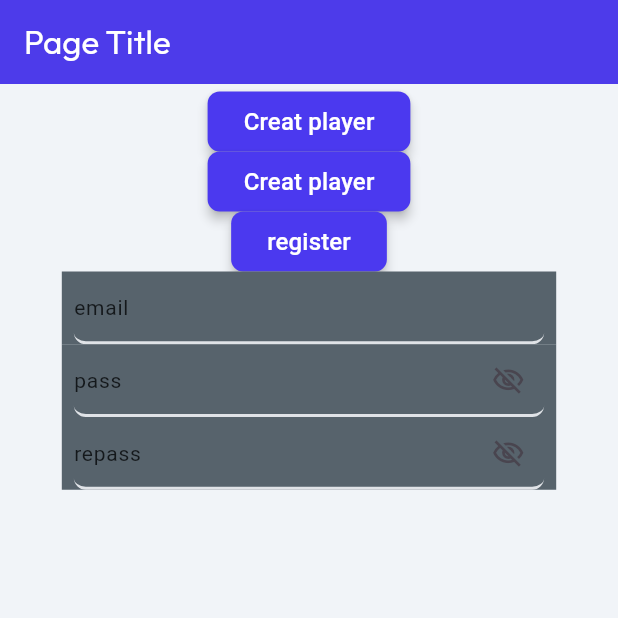
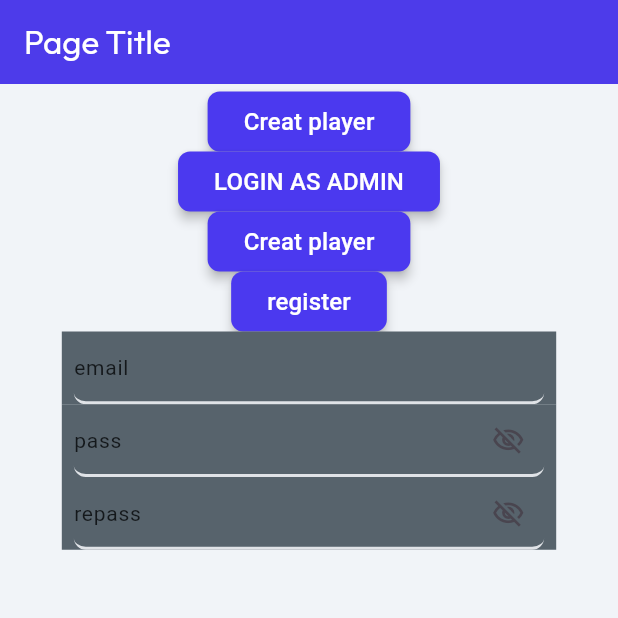
Before and after one commit to nikitakudinov/sprt, a Flutter app: the screen it shows after launch, on a phone screen of 412 x 824 dp, the top half of it. Run offline on Flutter 3.47's test engine with Material 3 defaults, Android fonts, the phone set to English and light mode, and no system bars; drawn by our look-alikes of auto_size_text; our stand-ins replace equatable, file_picker, font_awesome_flutter, from_css_color, go_router, google_fonts and 7 more; missing offline and left inert: json_path, mime_type; accounts and stored records are empty; network calls fail; Roboto replaces fonts that are missing (Readex Pro).

Commit message:
Updating to latest FlutterFlow output.

```diff
--- a/lib/pages/home_page/home_page_widget.dart
+++ b/lib/pages/home_page/home_page_widget.dart
@@ -135,6 +135,29 @@ class _HomePageWidgetState extends State<HomePageWidget> {
                   );
                 },
                 text: 'Creat player',
+                options: FFButtonOptions(
+                  height: 40.0,
+                  padding: const EdgeInsetsDirectional.fromSTEB(24.0, 0.0, 24.0, 0.0),
+                  iconPadding:
+                      const EdgeInsetsDirectional.fromSTEB(0.0, 0.0, 0.0, 0.0),
+                  color: FlutterFlowTheme.of(context).primary,
+                  textStyle: FlutterFlowTheme.of(context).titleSmall.override(
+                        fontFamily: 'Readex Pro',
+                        color: Colors.white,
+                      ),
+                  elevation: 3.0,
+                  borderSide: const BorderSide(
+                    color: Colors.transparent,
+                    width: 1.0,
+                  ),
+                  borderRadius: BorderRadius.circular(8.0),
+                ),
+              ),
+              FFButtonWidget(
+                onPressed: () {
+                  print('Button pressed ...');
+                },
+                text: 'LOGIN AS ADMIN',
                 options: FFButtonOptions(
                   height: 40.0,
                   padding: const EdgeInsetsDirectional.fromSTEB(24.0, 0.0, 24.0, 0.0),
```
